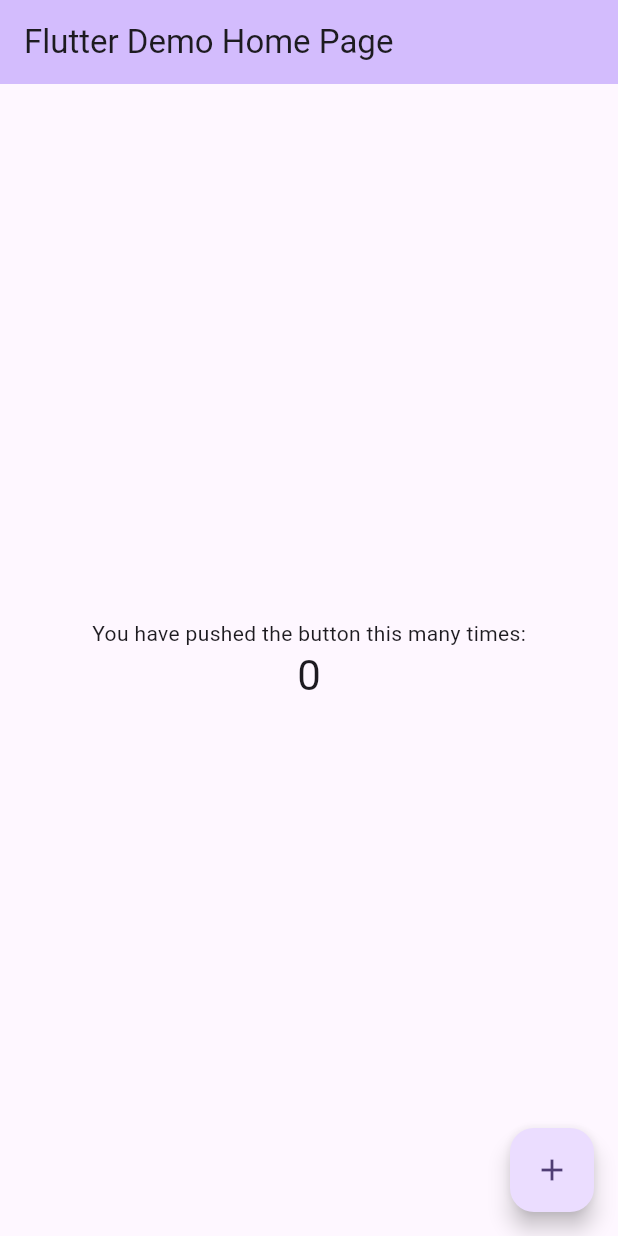
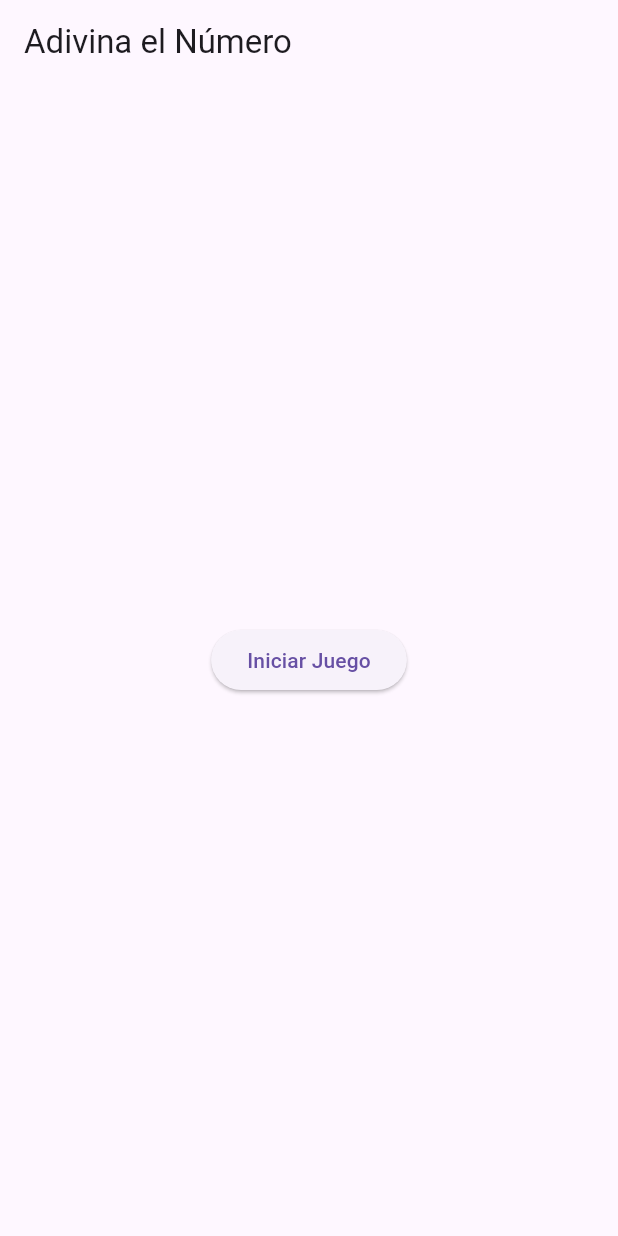
Before and after one commit to Vacow96/adivinar_numero_ivg, a Flutter app: the screen it shows after launch, on a phone screen of 412 x 824 dp. Run offline on Flutter 3.47's test engine with Material 3 defaults, Android fonts, the phone set to English and light mode, and no system bars.

Commit message:
1era version del juego ordeando por MVVM

```diff
--- a/lib/main.dart
+++ b/lib/main.dart
@@ -1,126 +1,20 @@
 import 'package:flutter/material.dart';
 
+import 'views/HomeView.dart';
+
 void main() {
-  runApp(const MyApp());
+  runApp(MyApp());
 }
 
 class MyApp extends StatelessWidget {
-  const MyApp({super.key});
-
-  // This widget is the root of your application.
   @override
   Widget build(BuildContext context) {
     return MaterialApp(
-      title: 'Flutter Demo',
+      title: 'Adivina el Número',
       theme: ThemeData(
-
-        // This is the theme of your application.
-        //
-        // TRY THIS: Try running your application with "flutter run". You'll see
-        // the application has a purple toolbar. Then, without quitting the app,
-        // try changing the seedColor in the colorScheme below to Colors.green
-        // and then invoke "hot reload" (save your changes or press the "hot
-        // reload" button in a Flutter-supported IDE, or press "r" if you used
-        // the command line to start the app).
-        //
-        // Notice that the counter didn't reset back to zero; the application
-        // state is not lost during the reload. To reset the state, use hot
-        // restart instead.
-        //
-        // This works for code too, not just values: Most code changes can be
-        // tested with just a hot reload.
-        colorScheme: ColorScheme.fromSeed(seedColor: Colors.deepPurple),
-        useMaterial3: true,
+        primarySwatch: Colors.blue,
       ),
-      home: const MyHomePage(title: 'Flutter Demo Home Page'),
+      home: HomeView(),
     );
   }
 }
-
-class MyHomePage extends StatefulWidget {
-  const MyHomePage({super.key, required this.title});
-
-  // This widget is the home page of your application. It is stateful, meaning
-  // that it has a State object (defined below) that contains fields that affect
-  // how it looks.
-
-  // This class is the configuration for the state. It holds the values (in this
-  // case the title) provided by the parent (in this case the App widget) and
-  // used by the build method of the State. Fields in a Widget subclass are
-  // always marked "final".
-
-  final String title;
-
-  @override
-  State<MyHomePage> createState() => _MyHomePageState();
-}
-
-class _MyHomePageState extends State<MyHomePage> {
-  int _counter = 0;
-
-  void _incrementCounter() {
-    setState(() {
-      // This call to setState tells the Flutter framework that something has
-      // changed in this State, which causes it to rerun the build method below
-      // so that the display can reflect the updated values. If we changed
-      // _counter without calling setState(), then the build method would not be
-      // called again, and so nothing would appear to happen.
-      _counter++;
-    });
-  }
-
-  @override
-  Widget build(BuildContext context) {
-    // This method is rerun every time setState is called, for instance as done
-    // by the _incrementCounter method above.
-    //
-    // The Flutter framework has been optimized to make rerunning build methods
-    // fast, so that you can just rebuild anything that needs updating rather
-    // than having to individually change instances of widgets.
-    return Scaffold(
-      appBar: AppBar(
-        // TRY THIS: Try changing the color here to a specific color (to
-        // Colors.amber, perhaps?) and trigger a hot reload to see the AppBar
-        // change color while the other colors stay the same.
-        backgroundColor: Theme.of(context).colorScheme.inversePrimary,
-        // Here we take the value from the MyHomePage object that was created by
-        // the App.build method, and use it to set our appbar title.
-        title: Text(widget.title),
-      ),
-      body: Center(
-        // Center is a layout widget. It takes a single child and positions it
-        // in the middle of the parent.
-        child: Column(
-          // Column is also a layout widget. It takes a list of children and
-          // arranges them vertically. By default, it sizes itself to fit its
-          // children horizontally, and tries to be as tall as its parent.
-          //
-          // Column has various properties to control how it sizes itself and
-          // how it positions its children. Here we use mainAxisAlignment to
-          // center the children vertically; the main axis here is the vertical
-          // axis because Columns are vertical (the cross axis would be
-          // horizontal).
-          //
-          // TRY THIS: Invoke "debug painting" (choose the "Toggle Debug Paint"
-          // action in the IDE, or press "p" in the console), to see the
-          // wireframe for each widget.
-          mainAxisAlignment: MainAxisAlignment.center,
-          children: <Widget>[
-            const Text(
-              'You have pushed the button this many times:',
-            ),
-            Text(
-              '$_counter',
-              style: Theme.of(context).textTheme.headlineMedium,
-            ),
-          ],
-        ),
-      ),
-      floatingActionButton: FloatingActionButton(
-        onPressed: _incrementCounter,
-        tooltip: 'Increment',
-        child: const Icon(Icons.add),
-      ), // This trailing comma makes auto-formatting nicer for build methods.
-    );
-  }
-}
--- /dev/null
+++ b/lib/views/HomeView.dart
@@ -0,0 +1,23 @@
+import 'package:adivinar_numero_ivg/views/GameView.dart';
+import 'package:flutter/material.dart';
+
+
+class HomeView extends StatelessWidget {
+  @override
+  Widget build(BuildContext context) {
+    return Scaffold(
+      appBar: AppBar(title: Text('Adivina el Número')),
+      body: Center(
+        child: ElevatedButton(
+          onPressed: () {
+            Navigator.push(
+              context,
+              MaterialPageRoute(builder: (context) => GameView()),
+            );
+          },
+          child: Text('Iniciar Juego'),
+        ),
+      ),
+    );
+  }
+}
--- a/pubspec.yaml
+++ b/pubspec.yaml
@@ -32,10 +32,11 @@ dependencies:
     sdk: flutter
 
 
+
   # The following adds the Cupertino Icons font to your application.
   # Use with the CupertinoIcons class for iOS style icons.
   cupertino_icons: ^1.0.6
-
+  provider: ^6.0.3
 dev_dependencies:
   flutter_test:
     sdk: flutter
```
Also changed, not shown: lib/models/GameModel.dart (added, +18 -0 lines), lib/viewmodels/GameViewModel.dart (added, +66 -0 lines), lib/views/GameView.dart (added, +28 -0 lines), lib/widgets/DifficultySelector.dart (added, +23 -0 lines), lib/widgets/GuessHistory.dart (added, +21 -0 lines), lib/widgets/GuessInput.dart (added, +38 -0 lines), pubspec.lock.
